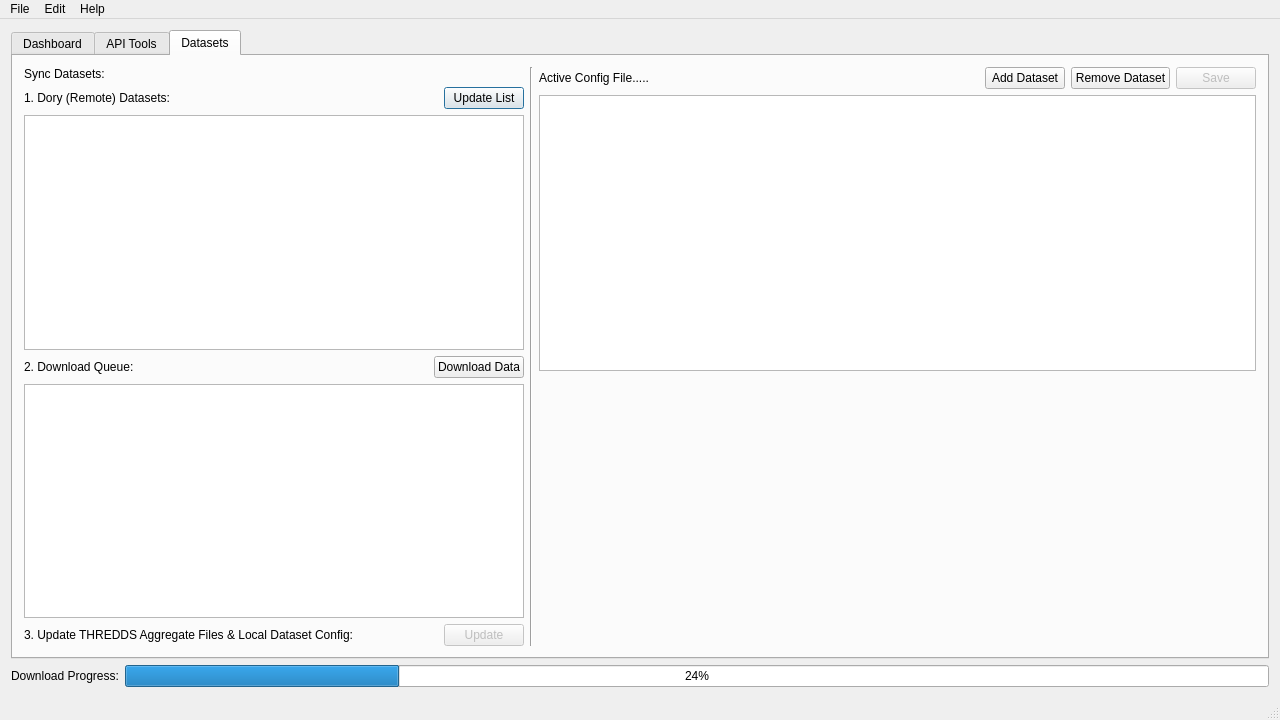
The window that Config_Tool/mainwindow.ui (DFO-Ocean-Navigator/Navigator2Go) describes before a commit, drawn with Qt 5.
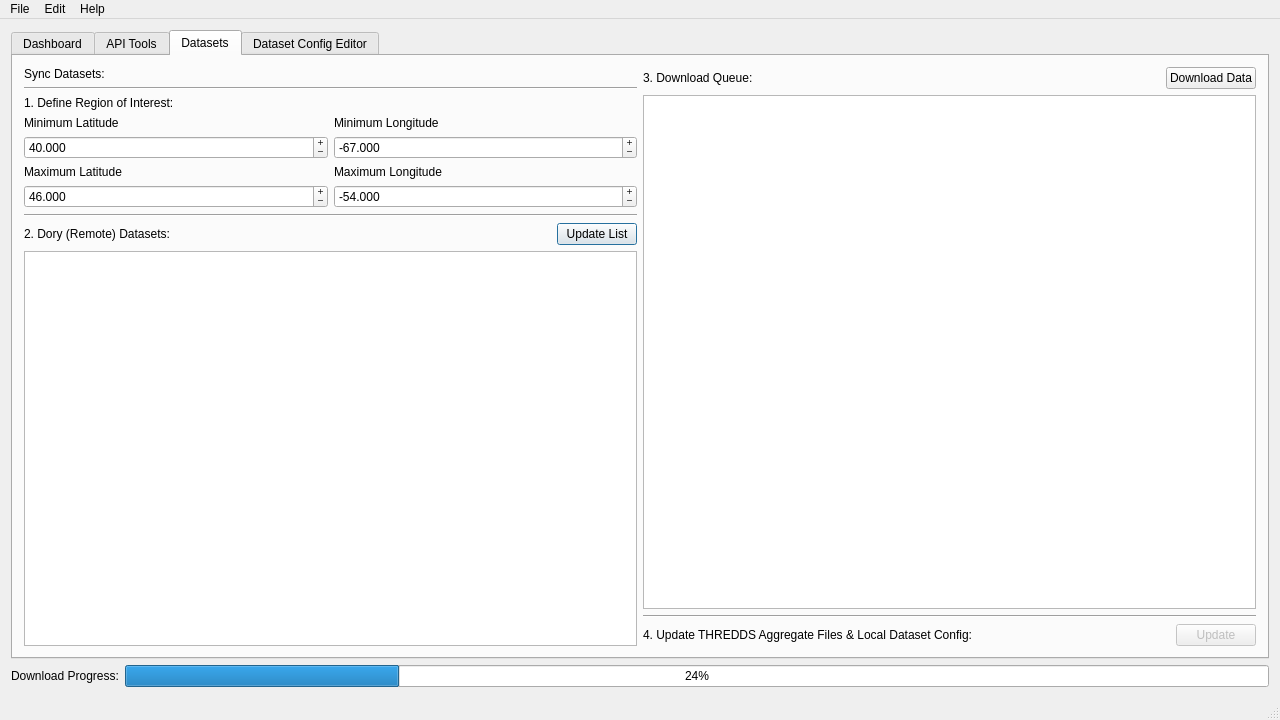
The same window after the commit. The open tabs and pages were chosen to show the change. Icons and pictures are not drawn.

The edit to the form file:
```diff
--- a/Config_Tool/mainwindow.ui
+++ b/Config_Tool/mainwindow.ui
@@ -29,6 +29,9 @@
    <iconset resource="resources.qrc">
     <normaloff>:/icons/icons/compass.png</normaloff>:/icons/icons/compass.png</iconset>
   </property>
+  <property name="unifiedTitleAndToolBarOnMac">
+   <bool>true</bool>
+  </property>
   <widget class="QWidget" name="centralWidget">
    <layout class="QVBoxLayout" name="verticalLayout_2">
     <item>
@@ -37,7 +40,7 @@
        <enum>QTabWidget::Rounded</enum>
       </property>
       <property name="currentIndex">
-       <number>1</number>
+       <number>2</number>
       </property>
       <property name="documentMode">
        <bool>false</bool>
@@ -192,17 +195,33 @@
          </spacer>
         </item>
         <item row="0" column="1">
-         <spacer name="horizontalSpacer_4">
-          <property name="orientation">
-           <enum>Qt::Horizontal</enum>
+         <widget class="QGroupBox" name="groupBox_2">
+          <property name="title">
+           <string>Quick Tools</string>
           </property>
-          <property name="sizeHint" stdset="0">
-           <size>
-            <width>40</width>
-            <height>20</height>
-           </size>
-          </property>
-         </spacer>
+          <layout class="QFormLayout" name="formLayout_2">
+           <item row="0" column="0">
+            <layout class="QFormLayout" name="formLayout"/>
+           </item>
+           <item row="2" column="0">
+            <widget class="QLabel" name="label_13">
+             <property name="toolTip">
+              <string>&lt;html&gt;&lt;head/&gt;&lt;body&gt;&lt;p&gt;Import a *.nc file into the local THREDDS server.&lt;/p&gt;&lt;/body&gt;&lt;/html&gt;</string>
+             </property>
+             <property name="text">
+              <string>Import NetCDF File:</string>
+             </property>
+            </widget>
+           </item>
+           <item row="2" column="1">
+            <widget class="QPushButton" name="pushButton">
+             <property name="text">
+              <string>Browse</string>
+             </property>
+            </widget>
+           </item>
+          </layout>
+         </widget>
         </item>
        </layout>
       </widget>
@@ -245,12 +264,147 @@
             </property>
            </widget>
           </item>
+          <item>
+           <widget class="Line" name="line">
+            <property name="orientation">
+             <enum>Qt::Horizontal</enum>
+            </property>
+           </widget>
+          </item>
+          <item>
+           <widget class="QLabel" name="label_8">
+            <property name="toolTip">
+             <string>&lt;html&gt;&lt;head/&gt;&lt;body&gt;&lt;p&gt;This bounding box will define the geographical domain for which data will be subset.&lt;/p&gt;&lt;p&gt;&lt;img src=&quot;:/icons/icons/bbox.png&quot;/&gt;&lt;/p&gt;&lt;/body&gt;&lt;/html&gt;</string>
+            </property>
+            <property name="text">
+             <string>1. Define Region of Interest:</string>
+            </property>
+           </widget>
+          </item>
+          <item>
+           <layout class="QGridLayout" name="gridLayout">
+            <property name="topMargin">
+             <number>0</number>
+            </property>
+            <item row="2" column="0">
+             <widget class="QLabel" name="label_10">
+              <property name="text">
+               <string>Maximum Latitude</string>
+              </property>
+             </widget>
+            </item>
+            <item row="1" column="0">
+             <widget class="QDoubleSpinBox" name="spinboxMinLat">
+              <property name="buttonSymbols">
+               <enum>QAbstractSpinBox::PlusMinus</enum>
+              </property>
+              <property name="decimals">
+               <number>3</number>
+              </property>
+              <property name="minimum">
+               <double>-90.000000000000000</double>
+              </property>
+              <property name="maximum">
+               <double>90.000000000000000</double>
+              </property>
+              <property name="value">
+               <double>40.000000000000000</double>
+              </property>
+             </widget>
+            </item>
+            <item row="0" column="0">
+             <widget class="QLabel" name="label_9">
+              <property name="text">
+               <string>Minimum Latitude</string>
+              </property>
+             </widget>
+            </item>
+            <item row="1" column="1">
+             <widget class="QDoubleSpinBox" name="spinboxMinLon">
+              <property name="buttonSymbols">
+               <enum>QAbstractSpinBox::PlusMinus</enum>
+              </property>
+              <property name="decimals">
+               <number>3</number>
+              </property>
+              <property name="minimum">
+               <double>-180.000000000000000</double>
+              </property>
+              <property name="maximum">
+               <double>180.000000000000000</double>
+              </property>
+              <property name="value">
+               <double>-67.000000000000000</double>
+              </property>
+             </widget>
+            </item>
+            <item row="3" column="0">
+             <widget class="QDoubleSpinBox" name="spinboxMaxLat">
+              <property name="buttonSymbols">
+               <enum>QAbstractSpinBox::PlusMinus</enum>
+              </property>
+              <property name="decimals">
+               <number>3</number>
+              </property>
+              <property name="minimum">
+               <double>-90.000000000000000</double>
+              </property>
+              <property name="maximum">
+               <double>90.000000000000000</double>
+              </property>
+              <property name="value">
+               <double>46.000000000000000</double>
+              </property>
+             </widget>
+            </item>
+            <item row="3" column="1">
+             <widget class="QDoubleSpinBox" name="spinboxMaxLon">
+              <property name="buttonSymbols">
+               <enum>QAbstractSpinBox::PlusMinus</enum>
+              </property>
+              <property name="decimals">
+               <number>3</number>
+              </property>
+              <property name="minimum">
+               <double>-180.000000000000000</double>
+              </property>
+              <property name="maximum">
+               <double>180.000000000000000</double>
+              </property>
+              <property name="value">
+               <double>-54.000000000000000</double>
+              </property>
+             </widget>
+            </item>
+            <item row="0" column="1">
+             <widget class="QLabel" name="label_11">
+              <property name="text">
+               <string>Minimum Longitude</string>
+              </property>
+             </widget>
+            </item>
+            <item row="2" column="1">
+             <widget class="QLabel" name="label_12">
+              <property name="text">
+               <string>Maximum Longitude</string>
+              </property>
+             </widget>
+            </item>
+           </layout>
+          </item>
+          <item>
+           <widget class="Line" name="line_2">
+            <property name="orientation">
+             <enum>Qt::Horizontal</enum>
+            </property>
+           </widget>
+          </item>
           <item>
            <layout class="QHBoxLayout" name="horizontalLayout_4">
             <item>
              <widget class="QLabel" name="label">
               <property name="text">
-               <string>1. Dory (Remote) Datasets:</string>
+               <string>2. Dory (Remote) Datasets:</string>
               </property>
              </widget>
             </item>
@@ -302,15 +456,22 @@
             </property>
            </widget>
           </item>
+         </layout>
+        </item>
           <item>
-           <layout class="QHBoxLayout" name="horizontalLayout_2">
+         <layout class="QVBoxLayout" name="verticalLayout">
+          <property name="rightMargin">
+           <number>0</number>
+          </property>
+          <item>
+           <layout class="QHBoxLayout" name="horizontalLayout_7">
             <property name="topMargin">
              <number>0</number>
             </property>
             <item>
              <widget class="QLabel" name="label_4">
               <property name="text">
-               <string>2. Download Queue:</string>
+               <string>3. Download Queue:</string>
               </property>
              </widget>
             </item>
@@ -372,14 +533,18 @@
            </widget>
           </item>
           <item>
-           <layout class="QHBoxLayout" name="horizontalLayout_6">
-            <property name="topMargin">
-             <number>0</number>
+           <widget class="Line" name="line_3">
+            <property name="orientation">
+             <enum>Qt::Horizontal</enum>
             </property>
+           </widget>
+          </item>
+          <item>
+           <layout class="QHBoxLayout" name="horizontalLayout_3">
             <item>
              <widget class="QLabel" name="label_6">
               <property name="text">
-               <string>3. Update THREDDS Aggregate Files &amp; Local Dataset Config:</string>
+               <string>4. Update THREDDS Aggregate Files &amp; Local Dataset Config:</string>
               </property>
              </widget>
             </item>
@@ -414,20 +579,22 @@
           </item>
          </layout>
         </item>
-        <item>
-         <widget class="Line" name="line">
-          <property name="orientation">
-           <enum>Qt::Vertical</enum>
-          </property>
-         </widget>
-        </item>
+       </layout>
+      </widget>
+      <widget class="QWidget" name="configEditor">
+       <attribute name="icon">
+        <iconset resource="resources.qrc">
+         <normaloff>:/icons/icons/pencil</normaloff>:/icons/icons/pencil</iconset>
+       </attribute>
+       <attribute name="title">
+        <string>Dataset Config Editor</string>
+       </attribute>
+       <layout class="QVBoxLayout" name="verticalLayout_6">
         <item>
-         <layout class="QVBoxLayout" name="verticalLayout">
-          <property name="leftMargin">
+         <layout class="QHBoxLayout" name="horizontalLayout_10">
+          <property name="topMargin">
            <number>0</number>
           </property>
-          <item>
-           <layout class="QHBoxLayout" name="horizontalLayout_3">
             <item>
              <widget class="QLabel" name="labelActiveConfigFile">
               <property name="text">
@@ -442,7 +609,7 @@
               </property>
               <property name="sizeHint" stdset="0">
                <size>
-                <width>917</width>
+              <width>1237</width>
                 <height>20</height>
                </size>
               </property>
@@ -520,7 +687,7 @@
            </widget>
           </item>
           <item>
-           <spacer name="verticalSpacer_3">
+         <spacer name="verticalSpacer_5">
             <property name="orientation">
              <enum>Qt::Vertical</enum>
             </property>
@@ -531,8 +698,6 @@
              </size>
             </property>
            </spacer>
-          </item>
-         </layout>
         </item>
        </layout>
       </widget>
```
Lines whose indentation alone changed are shown as unchanged.
